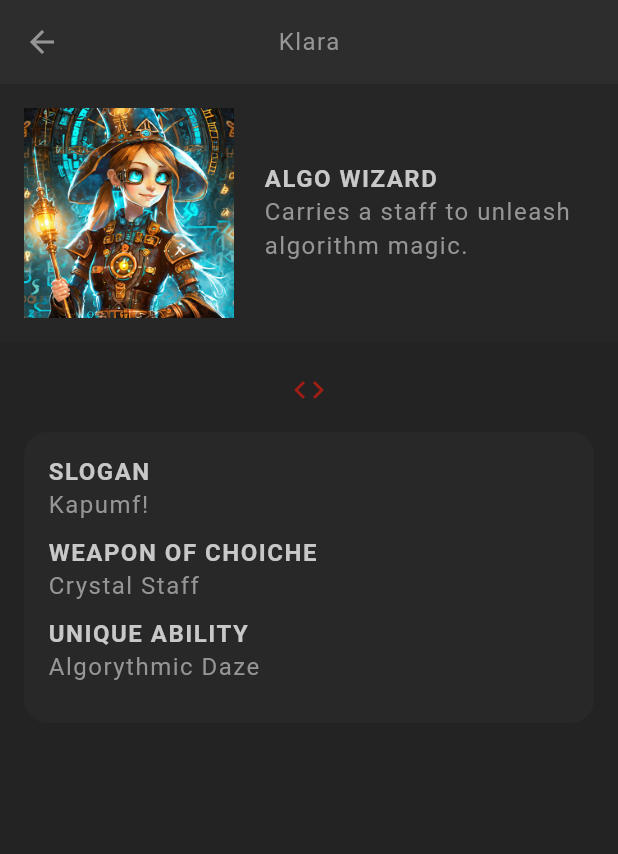
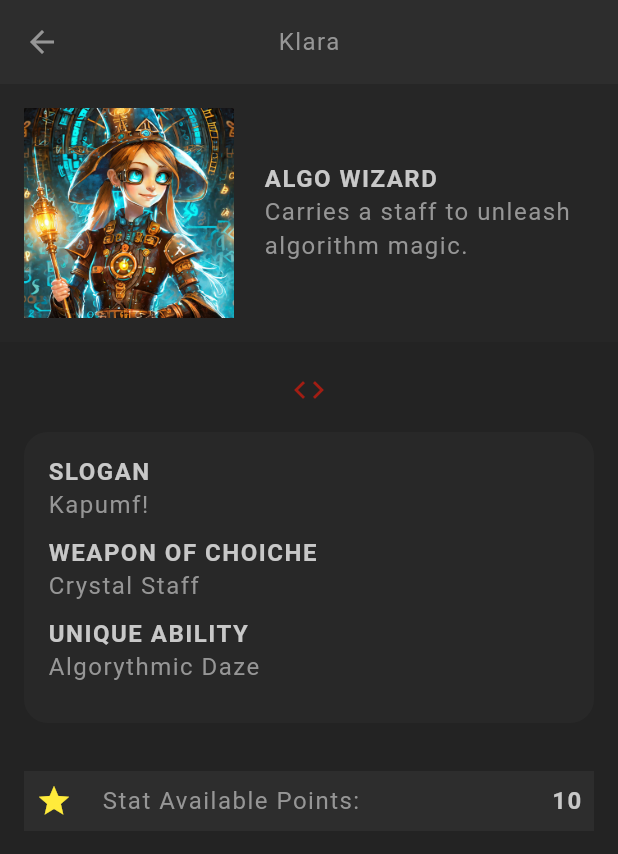
Before and after one commit to emagnu/flutter_rpg, a Flutter app: the screen it shows after launch, after a tap on the "arrow forward" icon, on a phone screen of 412 x 824 dp. Shown: the top 854 px of the screen. Run offline on Flutter 3.47's test engine with Material 3 defaults, Android fonts, the phone set to English and light mode, and no system bars; our stand-ins replace google_fonts; Roboto replaces fonts that are missing (Kanit).

Commit message:
53 - Arguments in Stateful Widgets (11:09)

```diff
--- a/lib/screens/profile/profile_screen.dart
+++ b/lib/screens/profile/profile_screen.dart
@@ -5,6 +5,7 @@
 import '../../models/character.dart';
 import '../../shared/styled_text.dart';
 import '../../themes/theme.dart';
+import 'stats_table.dart';
 //  //   ///
 
 class ProfileScreen extends StatelessWidget {
@@ -78,14 +79,19 @@
                     const StyledHeading('Unique Ability'),
                     StyledText(character.vocation.ability),
                     const SizedBox(height: 10.0),
-                    // const StyledHeading('Skills'),
-                    // StyledText(character.skills),
                   ],
                 ),
               ),
+            ),
+            // stats & skills
+            Container(
+              alignment: Alignment.center,
+              child: Column(
+                children: <Widget>[
+                  StatsTable(character),
+                ],
+              ),
             )
-            // stats & skills
-
             // save button
           ],
         ),
--- /dev/null
+++ b/lib/screens/profile/stats_table.dart
@@ -0,0 +1,56 @@
+//  //   ///
+//  Import LIBRARIES
+import 'package:flutter/material.dart';
+import 'package:flutter/widgets.dart';
+//  Import FILES
+import '../../models/character.dart';
+import '../../shared/styled_text.dart';
+import '../../themes/theme.dart';
+//  //   ///
+
+class StatsTable extends StatefulWidget {
+  final Character character;
+
+  const StatsTable(this.character, {super.key});
+
+  @override
+  _StatsTableState createState() => _StatsTableState();
+}
+
+class _StatsTableState extends State<StatsTable> {
+  @override
+  Widget build(BuildContext context) {
+    // return const Placeholder();
+    return Padding(
+      padding: const EdgeInsets.all(16),
+      child: Column(
+        children: <Widget>[
+          // Available point
+          Container(
+            color: AppColors.secondaryColor,
+            padding: const EdgeInsets.all(8.0),
+            child: Row(
+              children: <Widget>[
+                Icon(
+                  Icons.star,
+                  color: widget.character.points > 0
+                      ? Colors.yellow
+                      : Colors.black,
+                ),
+                const SizedBox(width: 20.0),
+                const StyledText('Stat Available Points:'),
+                // const SizedBox(width: 20.0),
+                const Expanded(child: SizedBox(width: 20.0)),
+                // StyledHeading('Points'),
+                StyledHeading(widget.character.points.toString()),
+              ],
+            ),
+          ),
+          const SizedBox(height: 10.0),
+
+          // Stats table
+        ],
+      ),
+    );
+  }
+}
```
